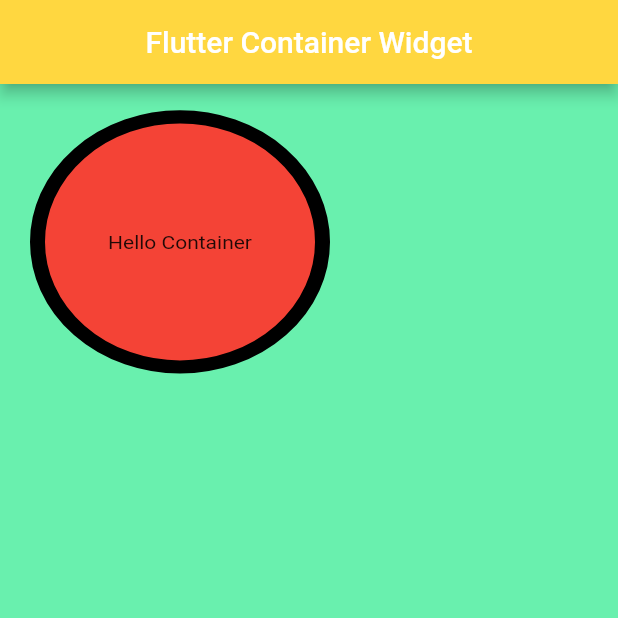
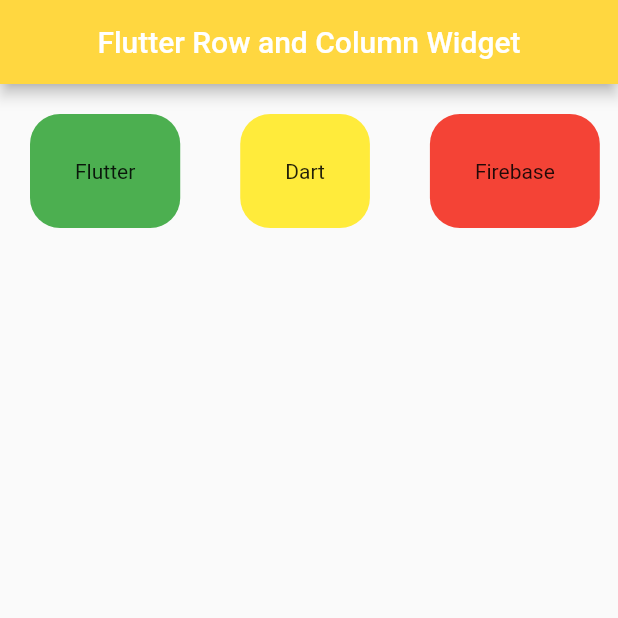
Before and after one commit to mdmanik74/Flutter-Day, a Flutter app: the screen it shows after launch, on a phone screen of 412 x 824 dp, the top half of it. Run offline on Flutter 3.47's test engine with Material 2 defaults, Android fonts, the phone set to English and light mode, and no system bars.

Commit message:
Flutter Row  widget

```diff
--- a/lib/main.dart
+++ b/lib/main.dart
@@ -1,6 +1,7 @@
 import 'package:flutter/material.dart';
-import 'package:source_code/source/container_widget.dart';
-import 'package:source_code/source/statefull_widget.dart';
+//import 'package:source_code/source/container_widget.dart';
+import 'package:source_code/source/row_column.dart';
+//import 'package:source_code/source/statefull_widget.dart';
 //import 'package:source_code/source/stateless_widget.dart';
 //import 'package:source_code/source/first_app.dart';
 //import 'package:source_code/source/stateless_widget.dart';
@@ -19,11 +20,11 @@ class MyApp extends StatelessWidget {
       debugShowCheckedModeBanner: false,
       home: Scaffold(
         appBar: AppBar(
-          title: const Text('Flutter Container Widget'),
+          title: const Text('Flutter Row and Column Widget'),
           backgroundColor: Colors.amberAccent,
           centerTitle: true,
         ),
-        body: const ContainerWidget(),
+        body: const RowColumn(),
         backgroundColor: Colors.greenAccent,
       ),
     );
--- a/lib/source/container_widget.dart
+++ b/lib/source/container_widget.dart
@@ -21,8 +21,8 @@ class _ContainerWidgetState extends State<ContainerWidget> {
           color: Colors.red,
           shape: BoxShape.circle,
           border: Border.all(color: Colors.black, width: 10)),
+      transform: Matrix4.rotationX(.5),
       child: const Text('Hello Container'),
-      transform: Matrix4.rotationX(.5),
     );
   }
 }
--- /dev/null
+++ b/lib/source/row_column.dart
@@ -0,0 +1,49 @@
+// ignore_for_file: camel_case_types, prefer_typing_uninitialized_variables
+
+import 'package:flutter/material.dart';
+
+class RowColumn extends StatefulWidget {
+  const RowColumn({Key? key}) : super(key: key);
+
+  @override
+  State<RowColumn> createState() => _RowColumnState();
+}
+
+class _RowColumnState extends State<RowColumn> {
+  @override
+  Widget build(BuildContext context) {
+    return Scaffold(
+      body: Row(
+        children: [
+          Container(
+            margin: const EdgeInsets.all(20),
+            padding: const EdgeInsets.all(30),
+            decoration: BoxDecoration(
+              color: Colors.green,
+              borderRadius: BorderRadius.circular(20),
+            ),
+            child: const Text('Flutter'),
+          ),
+          Container(
+            margin: const EdgeInsets.all(20),
+            padding: const EdgeInsets.all(30),
+            decoration: BoxDecoration(
+              color: Colors.yellow,
+              borderRadius: BorderRadius.circular(20),
+            ),
+            child: const Text('Dart'),
+          ),
+          Container(
+            margin: const EdgeInsets.all(20),
+            padding: const EdgeInsets.all(30),
+            decoration: BoxDecoration(
+              color: Colors.red,
+              borderRadius: BorderRadius.circular(20),
+            ),
+            child: const Text('Firebase'),
+          ),
+        ],
+      ),
+    );
+  }
+}
```
